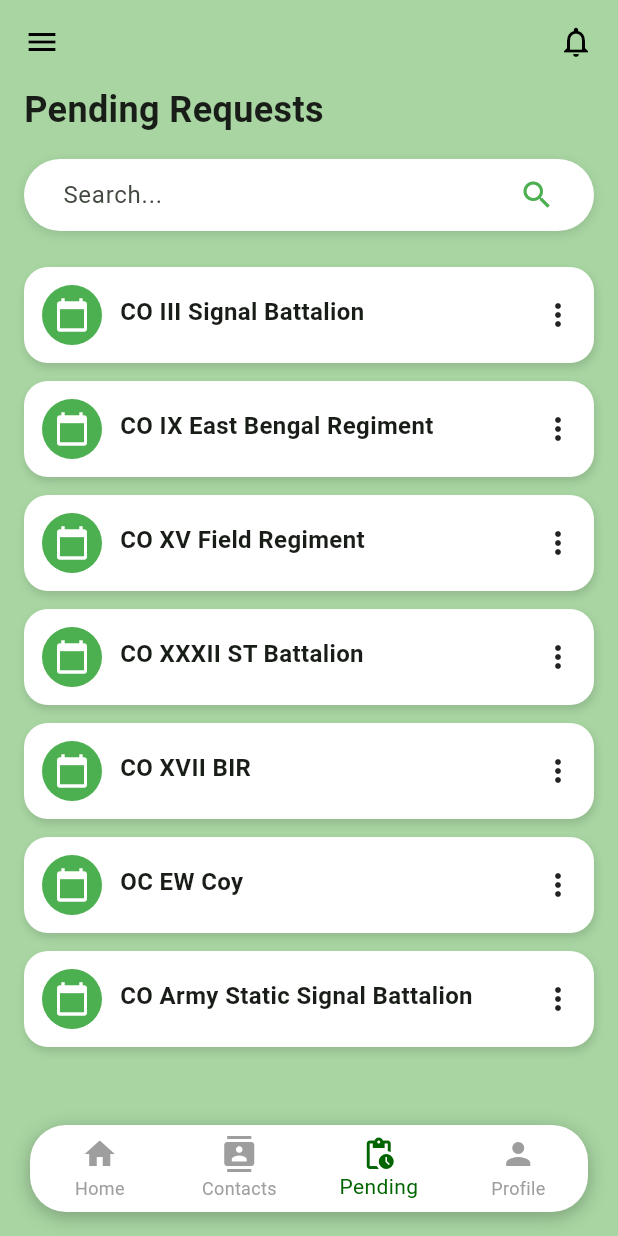
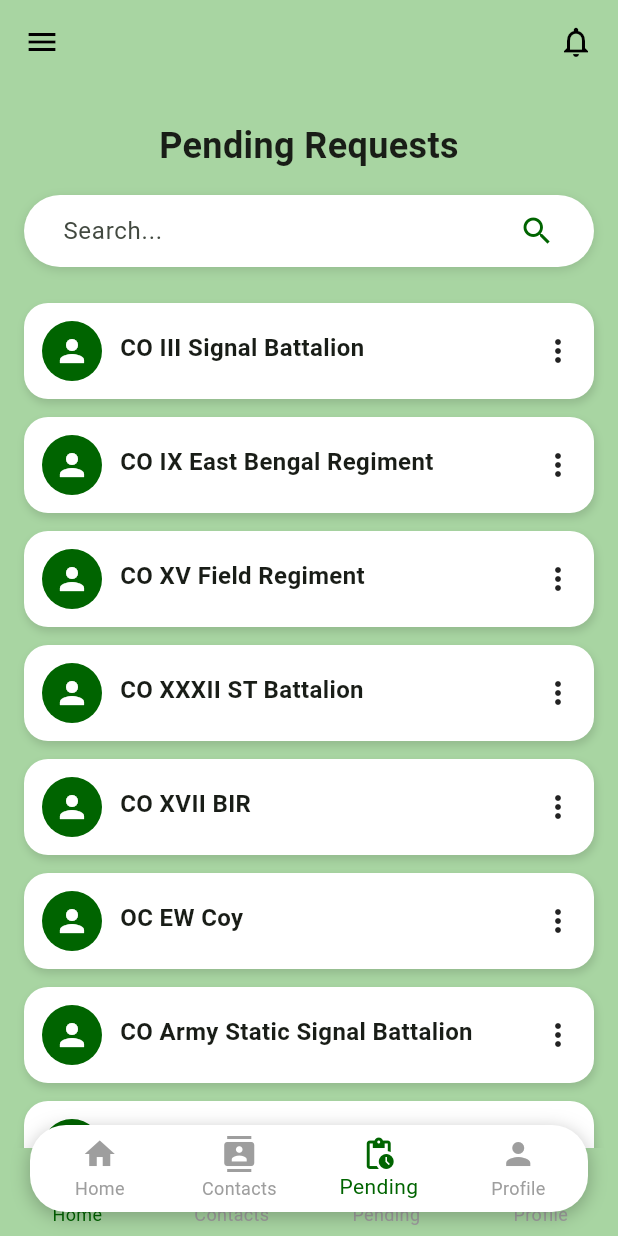
Before and after one commit to maruf681/Mil-Access-, a Flutter app: the screen it shows after launch, item 3 of the bottom bar chosen, on a phone screen of 412 x 824 dp. Run offline on Flutter 3.47's test engine with Material 3 defaults, Android fonts, the phone set to English and light mode, and no system bars.

Commit message:
Update pendingrequests.dart

```diff
--- a/lib/pendingrequests.dart
+++ b/lib/pendingrequests.dart
@@ -21,8 +21,21 @@ class PendingRequests extends StatelessWidget {
   }
 }
 
-class AdminDashboard extends StatelessWidget {
+class AdminDashboard extends StatefulWidget {
   const AdminDashboard({super.key});
+
+  @override
+  State<AdminDashboard> createState() => _AdminDashboardState();
+}
+
+class _AdminDashboardState extends State<AdminDashboard> {
+  int _selectedIndex = 0;
+
+  void _onItemTapped(int index) {
+    setState(() {
+      _selectedIndex = index;
+    });
+  }
 
   @override
   Widget build(BuildContext context) {
@@ -39,23 +52,104 @@ class AdminDashboard extends StatelessWidget {
           ),
         ],
       ),
-      body: Padding(
+      body: SafeArea(
+        child: SingleChildScrollView(
+          child: Padding(
             padding: const EdgeInsets.symmetric(horizontal: 16),
+            child: Center(
               child: Column(
-          crossAxisAlignment: CrossAxisAlignment.start,
-          children: [
-            const Text(
+                crossAxisAlignment: CrossAxisAlignment.center,
+                children: const [
+                  SizedBox(height: 24),
+                  Text(
                     'Pending Requests',
+                    textAlign: TextAlign.center,
                     style: TextStyle(fontSize: 24, fontWeight: FontWeight.bold),
                   ),
-            const SizedBox(height: 16),
-            // Search bar
-            Container(
+                  SizedBox(height: 16),
+
+                  // Search Bar
+                  _SearchBar(),
+                  SizedBox(height: 24),
+
+                  // Cards
+                  DashboardCard(title: 'CO III Signal Battalion'),
+                  DashboardCard(title: 'CO IX East Bengal Regiment'),
+                  DashboardCard(title: 'CO XV Field Regiment'),
+                  DashboardCard(title: 'CO XXXII ST Battalion'),
+                  DashboardCard(title: 'CO XVII BIR'),
+                  DashboardCard(title: 'OC EW Coy'),
+                  DashboardCard(title: 'CO Army Static Signal Battalion'),
+                  DashboardCard(title: 'CO XXVI Lancers'),
+                  DashboardCard(title: 'OC Adhoc Satcom Unit'),
+                  DashboardCard(title: 'Comdt 509 DOC'),
+                  SizedBox(height: 24),
+                ],
+              ),
+            ),
+          ),
+        ),
+      ),
+
+      bottomNavigationBar: ClipRRect(
+        borderRadius: BorderRadius.circular(24),
+        child: BottomNavigationBar(
+          currentIndex: _selectedIndex,
+          onTap: _onItemTapped,
+          selectedItemColor: const Color(0xFF006400),
+          unselectedItemColor: Colors.grey,
+          backgroundColor: Colors.transparent,
+          type: BottomNavigationBarType.fixed,
+          elevation: 0,
+          selectedFontSize: 12,
+          unselectedFontSize: 12,
+          items: const [
+            BottomNavigationBarItem(
+              icon: Padding(
+                padding: EdgeInsets.only(top: 6),
+                child: Icon(Icons.home),
+              ),
+              label: 'Home',
+            ),
+            BottomNavigationBarItem(
+              icon: Padding(
+                padding: EdgeInsets.only(top: 6),
+                child: Icon(Icons.contacts),
+              ),
+              label: 'Contacts',
+            ),
+            BottomNavigationBarItem(
+              icon: Padding(
+                padding: EdgeInsets.only(top: 6),
+                child: Icon(Icons.pending_actions),
+              ),
+              label: 'Pending',
+            ),
+            BottomNavigationBarItem(
+              icon: Padding(
+                padding: EdgeInsets.only(top: 6),
+                child: Icon(Icons.person),
+              ),
+              label: 'Profile',
+            ),
+          ],
+        ),
+      ),
+    );
+  }
+}
+
+class _SearchBar extends StatelessWidget {
+  const _SearchBar();
+
+  @override
+  Widget build(BuildContext context) {
+    return Container(
       padding: const EdgeInsets.symmetric(horizontal: 26),
       decoration: BoxDecoration(
         color: Colors.white,
         borderRadius: BorderRadius.circular(30),
-                boxShadow: [
+        boxShadow: const [
           BoxShadow(
             color: Colors.black12,
             blurRadius: 5,
@@ -73,21 +167,8 @@ class AdminDashboard extends StatelessWidget {
               ),
             ),
           ),
-                  Icon(Icons.search, color: Colors.green),
+          Icon(Icons.search, color: const Color(0xFF006400)),
         ],
-              ),
-            ),
-            const SizedBox(height: 24),
-            // Cards
-            const DashboardCard(title: 'CO III Signal Battalion'),
-            const DashboardCard(title: 'CO IX East Bengal Regiment'),
-            const DashboardCard(title: 'CO XV Field Regiment'),
-            const DashboardCard(title: 'CO XXXII ST Battalion'),
-            const DashboardCard(title: 'CO XVII BIR'),
-            const DashboardCard(title: 'OC EW Coy'),
-            const DashboardCard(title: 'CO Army Static Signal Battalion'),
-          ],
-        ),
       ),
     );
   }
@@ -117,8 +198,8 @@ class DashboardCard extends StatelessWidget {
       child: Row(
         children: [
           const CircleAvatar(
-            backgroundColor: Colors.green,
-            child: Icon(Icons.calendar_today, color: Colors.white),
+            backgroundColor: const Color(0xFF006400),
+            child: Icon(Icons.person, color: Colors.white),
           ),
           const SizedBox(width: 12),
           Expanded(
```
Lines whose indentation alone changed are shown as unchanged.
